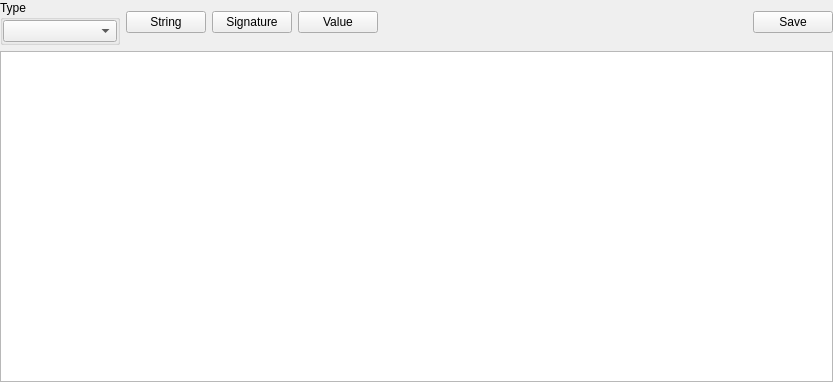
Before: the Qt Designer form SearchValues/searchvalueswidget.ui in horsicq/FormatWidgets, drawn with Qt 5.
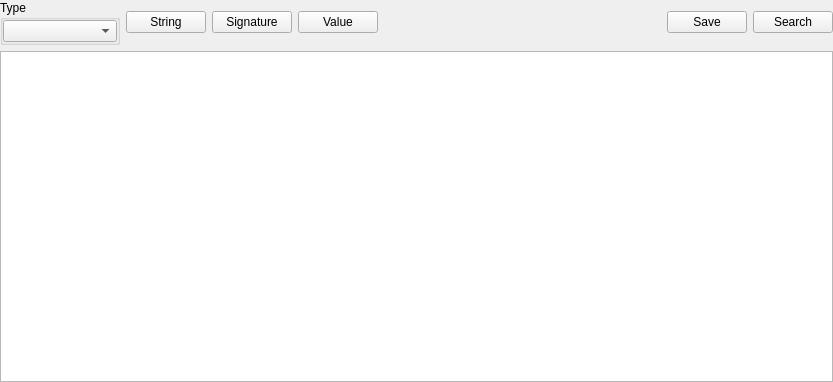
After: the same form once the commit is applied.

```diff
--- a/SearchValues/searchvalueswidget.ui
+++ b/SearchValues/searchvalueswidget.ui
@@ -80,17 +80,17 @@
       </widget>
      </item>
      <item>
-      <spacer name="horizontalSpacer_2">
-       <property name="orientation">
-        <enum>Qt::Horizontal</enum>
+      <widget class="QLabel" name="labelSearchValue">
+       <property name="sizePolicy">
+        <sizepolicy hsizetype="Expanding" vsizetype="Preferred">
+         <horstretch>0</horstretch>
+         <verstretch>0</verstretch>
+        </sizepolicy>
        </property>
-       <property name="sizeHint" stdset="0">
-        <size>
-         <width>40</width>
-         <height>20</height>
-        </size>
+       <property name="text">
+        <string/>
        </property>
-      </spacer>
+      </widget>
      </item>
      <item>
       <widget class="QPushButton" name="pushButtonSave">
@@ -99,6 +99,13 @@
        </property>
       </widget>
      </item>
+     <item>
+      <widget class="QPushButton" name="pushButtonSearch">
+       <property name="text">
+        <string>Search</string>
+       </property>
+      </widget>
+     </item>
     </layout>
    </item>
    <item>
```
